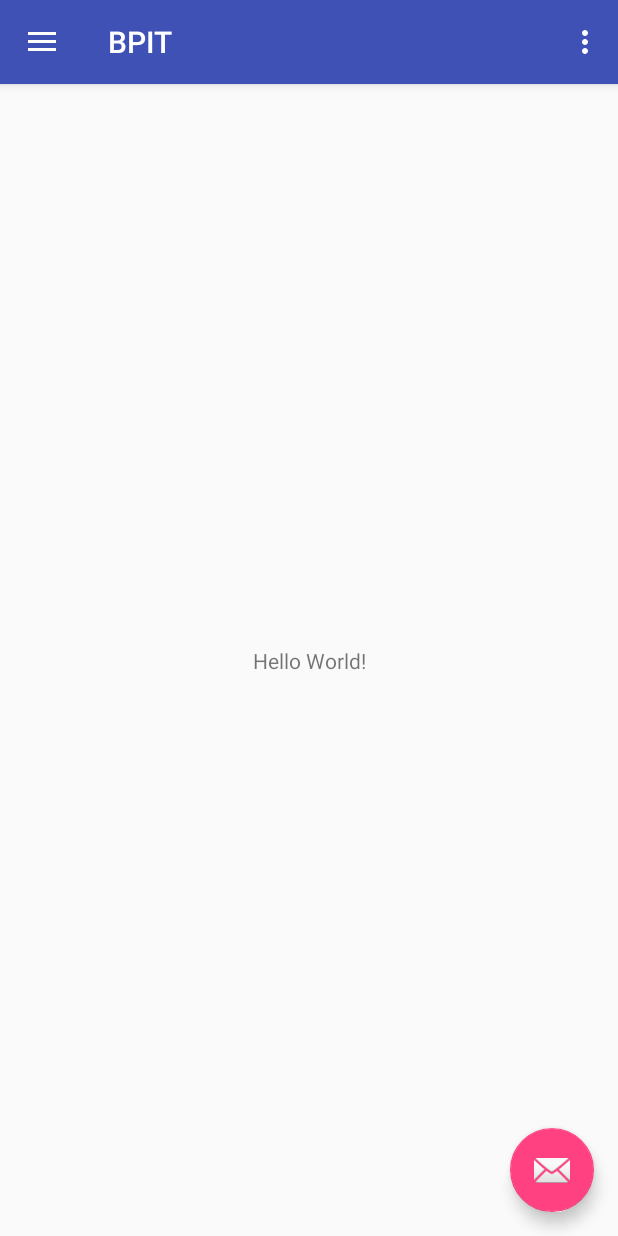
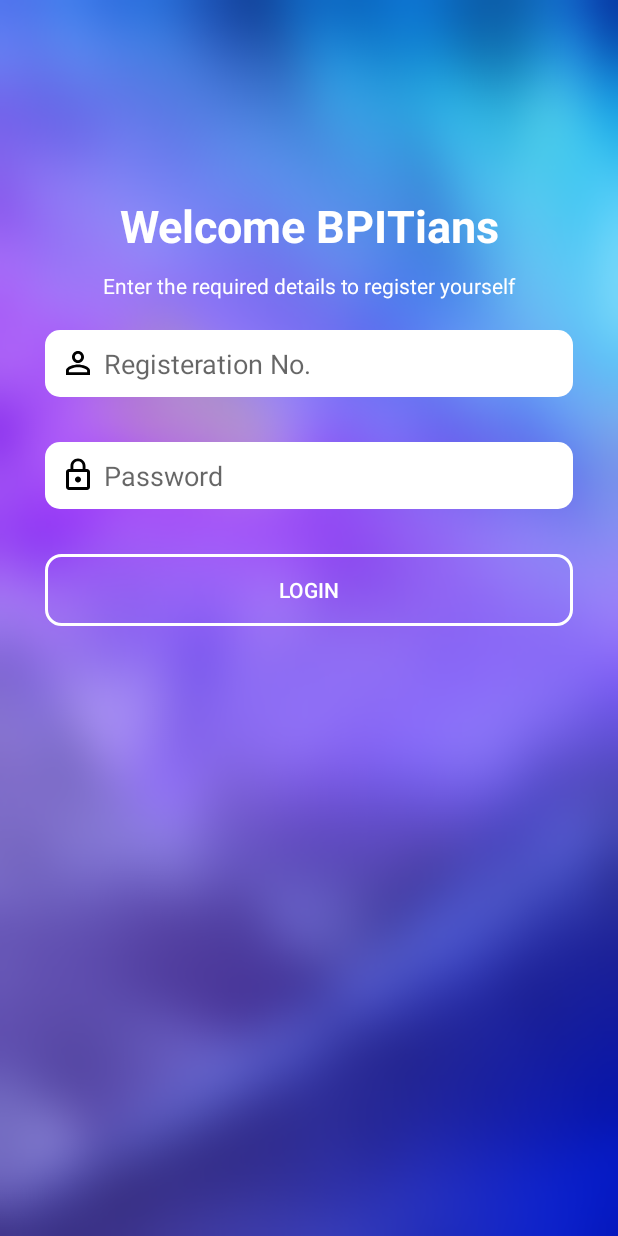
Before and after one commit to boffin311/BPIT, an Android app: the screen it shows after launch (MainActivity before the commit, InfoActivity after it), on a phone screen of 412 x 824 dp. Run offline under Robolectric (Android 15) with nearby library versions, the phone set to English and light mode, and no system bars.

Commit message:
Login Page setup

```diff
--- a/app/build.gradle
+++ b/app/build.gradle
@@ -4,7 +4,7 @@ android {
     compileSdkVersion 28
     defaultConfig {
         applicationId "com.example.himanshu.bpit"
-        minSdkVersion 15
+        minSdkVersion 17
         targetSdkVersion 28
         versionCode 1
         versionName "1.0"
@@ -20,8 +20,8 @@ android {
 
 dependencies {
     implementation fileTree(dir: 'libs', include: ['*.jar'])
-    implementation 'com.android.support:appcompat-v7:28.0.0'
-    implementation 'com.android.support:design:28.0.0'
+    implementation 'com.android.support:appcompat-v7:28.0.0-alpha1'
+    implementation 'com.android.support:design:28.0.0-alpha1'
     implementation 'com.android.support.constraint:constraint-layout:1.1.3'
     testImplementation 'junit:junit:4.12'
     androidTestImplementation 'com.android.support.test:runner:1.0.2'
--- a/app/src/main/AndroidManifest.xml
+++ b/app/src/main/AndroidManifest.xml
@@ -13,13 +13,16 @@
             android:name=".MainActivity"
             android:label="@string/app_name"
             android:theme="@style/AppTheme.NoActionBar">
+
+        </activity>
+        <activity android:name=".InfoActivity"
+            android:theme="@style/Theme.AppCompat.DayNight.NoActionBar">
             <intent-filter>
                 <action android:name="android.intent.action.MAIN" />
 
                 <category android:name="android.intent.category.LAUNCHER" />
             </intent-filter>
         </activity>
-        <activity android:name=".InfoActivity"></activity>
     </application>
 
 </manifest>
--- /dev/null
+++ b/app/src/main/java/com/example/himanshu/bpit/Fragment/FragmentRollNo.java
@@ -0,0 +1,22 @@
+package com.example.himanshu.bpit.Fragment;
+
+import android.os.Bundle;
+import android.support.annotation.NonNull;
+import android.support.annotation.Nullable;
+import android.support.v4.app.Fragment;
+import android.view.LayoutInflater;
+import android.view.View;
+import android.view.ViewGroup;
+
+import com.example.himanshu.bpit.R;
+
+public class FragmentRollNo extends Fragment {
+    public FragmentRollNo(){}
+
+    @Nullable
+    @Override
+    public View onCreateView(@NonNull LayoutInflater inflater, @Nullable ViewGroup container, @Nullable Bundle savedInstanceState) {
+        View view=inflater.inflate(R.layout.rool_no_fragment,container,false);
+        return view;
+    }
+}
--- a/app/src/main/java/com/example/himanshu/bpit/Hoe.java
+++ /dev/null
@@ -1,4 +0,0 @@
-package com.example.himanshu.bpit;
-
-public class Hoe {
-}
--- a/app/src/main/java/com/example/himanshu/bpit/InfoActivity.java
+++ b/app/src/main/java/com/example/himanshu/bpit/InfoActivity.java
@@ -1,13 +1,23 @@
 package com.example.himanshu.bpit;
 
+import android.support.v4.app.Fragment;
+import android.support.v4.app.FragmentTransaction;
 import android.support.v7.app.AppCompatActivity;
 import android.os.Bundle;
+import android.widget.FrameLayout;
+
+import com.example.himanshu.bpit.Fragment.FragmentRollNo;
 
 public class InfoActivity extends AppCompatActivity {
-
+FrameLayout infoFrame;
     @Override
     protected void onCreate(Bundle savedInstanceState) {
         super.onCreate(savedInstanceState);
         setContentView(R.layout.activity_info);
+     infoFrame=findViewById(R.id.infoFrame);
+        FragmentRollNo fragmentRollNo=new FragmentRollNo();
+        FragmentTransaction ftrax=getSupportFragmentManager().beginTransaction();
+        ftrax.replace(R.id.infoFrame,fragmentRollNo);
+        ftrax.commit();
     }
 }
--- a/app/src/main/java/havig.java
+++ /dev/null
@@ -1,3 +0,0 @@
-public class havig {
-
-}
--- /dev/null
+++ b/app/src/main/res/drawable/ic_lock_outline_black_24dp.xml
@@ -0,0 +1,4 @@
+<?xml version="1.0" encoding="UTF-8" standalone="no"?>
+<vector xmlns:android="http://schemas.android.com/apk/res/android" android:height="24dp" android:viewportHeight="24.0" android:viewportWidth="24.0" android:width="24dp">
+    <path android:fillColor="#000000" android:pathData="M12,17c1.1,0 2,-0.9 2,-2s-0.9,-2 -2,-2 -2,0.9 -2,2 0.9,2 2,2zM18,8h-1L17,6c0,-2.76 -2.24,-5 -5,-5S7,3.24 7,6v2L6,8c-1.1,0 -2,0.9 -2,2v10c0,1.1 0.9,2 2,2h12c1.1,0 2,-0.9 2,-2L20,10c0,-1.1 -0.9,-2 -2,-2zM8.9,6c0,-1.71 1.39,-3.1 3.1,-3.1s3.1,1.39 3.1,3.1v2L8.9,8L8.9,6zM18,20L6,20L6,10h12v10z"/>
+</vector>
--- /dev/null
+++ b/app/src/main/res/drawable/ic_person_outline_black_24dp.xml
@@ -0,0 +1,4 @@
+<?xml version="1.0" encoding="UTF-8" standalone="no"?>
+<vector xmlns:android="http://schemas.android.com/apk/res/android" android:height="24dp" android:viewportHeight="24.0" android:viewportWidth="24.0" android:width="24dp">
+    <path android:fillColor="#000000" android:pathData="M12,5.9c1.16,0 2.1,0.94 2.1,2.1s-0.94,2.1 -2.1,2.1S9.9,9.16 9.9,8s0.94,-2.1 2.1,-2.1m0,9c2.97,0 6.1,1.46 6.1,2.1v1.1L5.9,18.1L5.9,17c0,-0.64 3.13,-2.1 6.1,-2.1M12,4C9.79,4 8,5.79 8,8s1.79,4 4,4 4,-1.79 4,-4 -1.79,-4 -4,-4zM12,13c-2.67,0 -8,1.34 -8,4v3h16v-3c0,-2.66 -5.33,-4 -8,-4z"/>
+</vector>
--- /dev/null
+++ b/app/src/main/res/drawable/ic_person_white_24dp.xml
@@ -0,0 +1,4 @@
+<?xml version="1.0" encoding="UTF-8" standalone="no"?>
+<vector xmlns:android="http://schemas.android.com/apk/res/android" android:height="24dp" android:viewportHeight="24.0" android:viewportWidth="24.0" android:width="24dp">
+    <path android:fillColor="#000000" android:pathData="M12,12c2.21,0 4,-1.79 4,-4s-1.79,-4 -4,-4 -4,1.79 -4,4 1.79,4 4,4zM12,14c-2.67,0 -8,1.34 -8,4v2h16v-2c0,-2.66 -5.33,-4 -8,-4z"/>
+</vector>
--- /dev/null
+++ b/app/src/main/res/drawable/modified_button.xml
@@ -0,0 +1,10 @@
+<?xml version="1.0" encoding="utf-8"?>
+<shape xmlns:android="http://schemas.android.com/apk/res/android">
+<stroke android:color="#fff"
+    android:width="2dp"/>
+<corners android:bottomRightRadius="10dp"
+    android:bottomLeftRadius="10dp"
+    android:topLeftRadius="10dp"
+    android:topRightRadius="10dp"
+    />
+    </shape>
--- /dev/null
+++ b/app/src/main/res/drawable/modified_edit_text.xml
@@ -0,0 +1,14 @@
+<?xml version="1.0" encoding="utf-8"?>
+<shape xmlns:android="http://schemas.android.com/apk/res/android">
+<solid android:color="#FFF">
+
+</solid>
+    <corners android:topRightRadius="10dp"
+        android:topLeftRadius="10dp"
+        android:bottomLeftRadius="10dp"
+        android:bottomRightRadius="10dp"/>
+    <padding android:bottom="10dp"
+        android:top="10dp"
+        android:left="10dp"
+        android:right="10dp"/>
+</shape>
--- a/app/src/main/res/layout/activity_info.xml
+++ b/app/src/main/res/layout/activity_info.xml
@@ -1,9 +1,11 @@
 <?xml version="1.0" encoding="utf-8"?>
-<android.support.constraint.ConstraintLayout xmlns:android="http://schemas.android.com/apk/res/android"
+<FrameLayout xmlns:android="http://schemas.android.com/apk/res/android"
     xmlns:app="http://schemas.android.com/apk/res-auto"
     xmlns:tools="http://schemas.android.com/tools"
     android:layout_width="match_parent"
+   android:id="@+id/infoFrame"
+
     android:layout_height="match_parent"
     tools:context=".InfoActivity">
 
-</android.support.constraint.ConstraintLayout>
+</FrameLayout>
--- /dev/null
+++ b/app/src/main/res/layout/rool_no_fragment.xml
@@ -0,0 +1,93 @@
+<?xml version="1.0" encoding="utf-8"?>
+<ScrollView xmlns:android="http://schemas.android.com/apk/res/android"
+    android:background="@drawable/back_image"
+    android:orientation="vertical"
+    android:layout_width="match_parent"
+    android:layout_height="match_parent">
+
+   <LinearLayout
+       android:layout_width="match_parent"
+       android:orientation="vertical"
+       android:layout_marginTop="50dp"
+
+       android:layout_height="match_parent">
+     <FrameLayout
+         android:layout_width="match_parent"
+         android:layout_height="wrap_content">
+         <ImageView
+             android:layout_width="60dp"
+
+
+             android:layout_gravity="center"
+             android:layout_height="60dp" />
+     </FrameLayout>
+       <TextView
+           android:layout_width="match_parent"
+android:layout_marginTop="20dp"
+           android:layout_height="wrap_content"
+           android:gravity="center"
+            android:textColor="#FFF"
+           android:text="Welcome BPITians"
+           android:textStyle="bold"
+
+           android:textSize="30dp" />
+<TextView
+    android:layout_width="match_parent"
+    android:layout_height="wrap_content"
+    android:padding="10dp"
+    android:gravity="center"
+   android:layout_marginBottom="10dp"
+    android:text="@string/lableSignUp"
+    android:textColor="#FFF"/>
+     <LinearLayout
+         android:layout_width="match_parent"
+         android:layout_marginEnd="30dp"
+         android:background="@drawable/modified_edit_text"
+
+         android:layout_marginStart="30dp"
+         android:layout_height="wrap_content">
+         <ImageView
+             android:layout_width="wrap_content"
+             android:background="@drawable/ic_person_outline_black_24dp"
+             android:layout_height="wrap_content" />
+         <EditText
+             android:layout_width="match_parent"
+            android:background="#FFF"
+             android:layout_marginStart="5dp"
+             android:hint="Registeration No."
+             android:layout_height="wrap_content" />
+     </LinearLayout>
+       <LinearLayout
+           android:layout_width="match_parent"
+           android:layout_marginEnd="30dp"
+           android:layout_marginTop="30dp"
+           android:background="@drawable/modified_edit_text"
+
+           android:layout_marginStart="30dp"
+           android:layout_height="wrap_content">
+           <ImageView
+               android:layout_width="wrap_content"
+               android:background="@drawable/ic_lock_outline_black_24dp"
+               android:layout_height="wrap_content" />
+           <EditText
+               android:layout_width="match_parent"
+               android:background="#FFF"
+               android:hint="Password"
+               android:layout_marginStart="5dp"
+               android:layout_height="wrap_content" />
+       </LinearLayout>
+       <Button
+           android:layout_width="match_parent"
+           android:layout_marginStart="30dp"
+           android:layout_marginEnd="30dp"
+           android:layout_marginTop="30dp"
+           android:text="LogIn"
+           android:textColor="#FFF"
+           android:background="@drawable/modified_button"
+           android:layout_height="wrap_content" />
+       <Space
+           android:layout_width="match_parent"
+           android:layout_height="60dp" />
+   </LinearLayout>
+
+</ScrollView>
--- a/app/src/main/res/values/colors.xml
+++ b/app/src/main/res/values/colors.xml
@@ -3,4 +3,5 @@
     <color name="colorPrimary">#3F51B5</color>
     <color name="colorPrimaryDark">#303F9F</color>
     <color name="colorAccent">#FF4081</color>
+    <color name="backgroundColor">#441aaf</color>
 </resources>
--- a/app/src/main/res/values/strings.xml
+++ b/app/src/main/res/values/strings.xml
@@ -6,4 +6,5 @@
     <string name="nav_header_subtitle">android.studio@android.com</string>
     <string name="nav_header_desc">Navigation header</string>
     <string name="action_settings">Settings</string>
+    <string name="lableSignUp">Enter the required details to register yourself</string>
 </resources>
```
Also changed, not shown: app/src/main/res/drawable/back_image.png (added).
